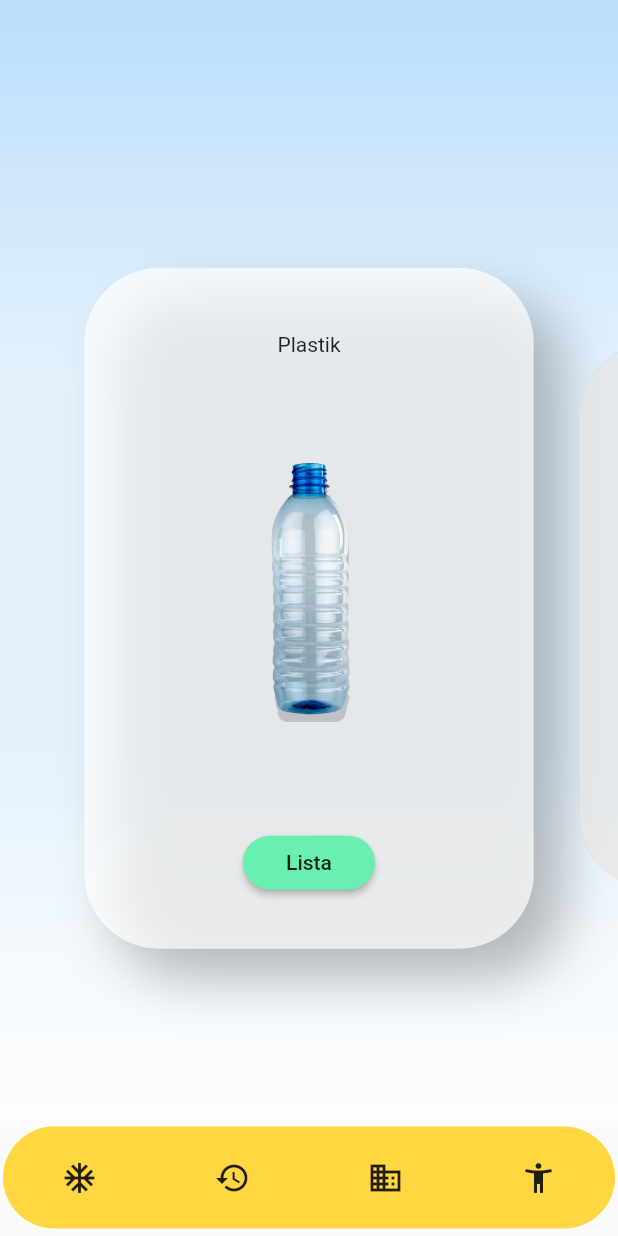
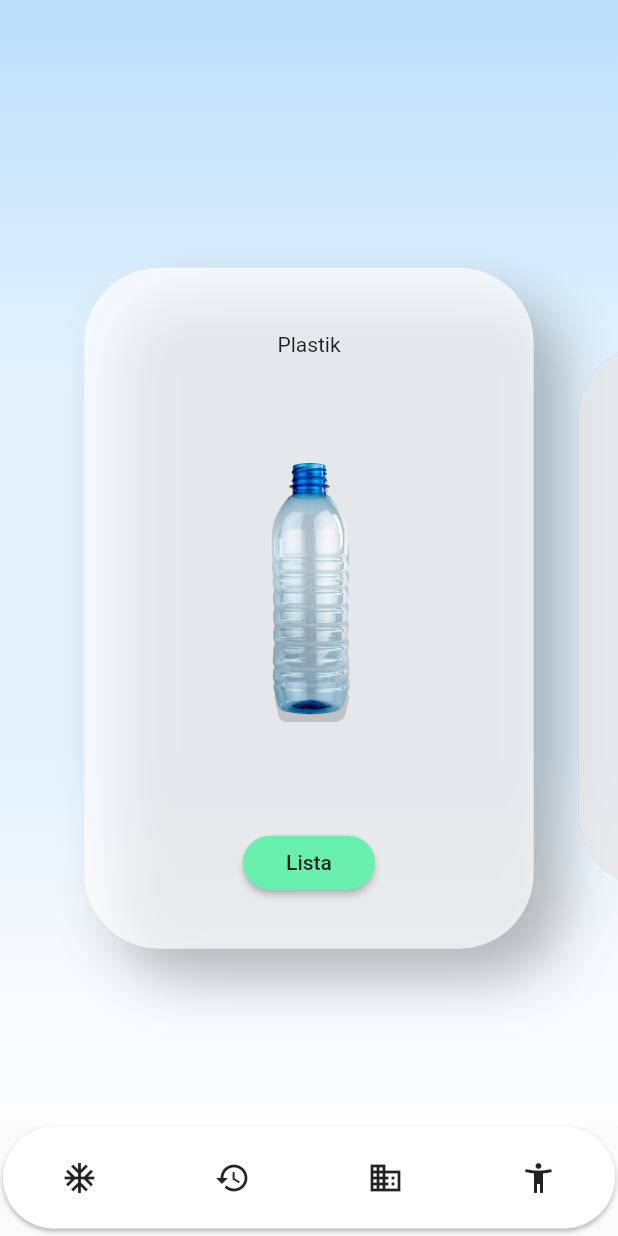
Before and after one commit to ciakarellas/recycling_app, a Flutter app: the screen it shows after launch, on a phone screen of 412 x 824 dp. Run offline on Flutter 3.47's test engine with Material 2 defaults, Android fonts, the phone set to English and light mode, and no system bars.

```diff
--- a/lib/main.dart
+++ b/lib/main.dart
@@ -18,8 +18,9 @@ class MyApp extends StatelessWidget {
             width: 90,
             margin: EdgeInsets.fromLTRB(2, 0, 2, 5),
             decoration: BoxDecoration(
-              color: Colors.amberAccent,
+              color: Colors.white,
               borderRadius: BorderRadius.circular(90),
+              boxShadow: [BoxShadow(color: Colors.black26, blurRadius: 2, offset: Offset(0, 2))]
             ),
               child: Padding(
                 padding: const EdgeInsets.fromLTRB(0, 10, 0, 10),
@@ -35,7 +36,6 @@ class MyApp extends StatelessWidget {
                       child: Icon(Icons.restore),
                     ),
                     FlatButton(
-                      highlightColor: Colors.transparent,
                       onPressed: (){},
                       child: Icon(Icons.business),
                     ),
```
Also changed, not shown: lib/Model/trash.dart (added, +7 -0 lines), lib/Provider/trash_provider.dart (added, +8 -0 lines).
